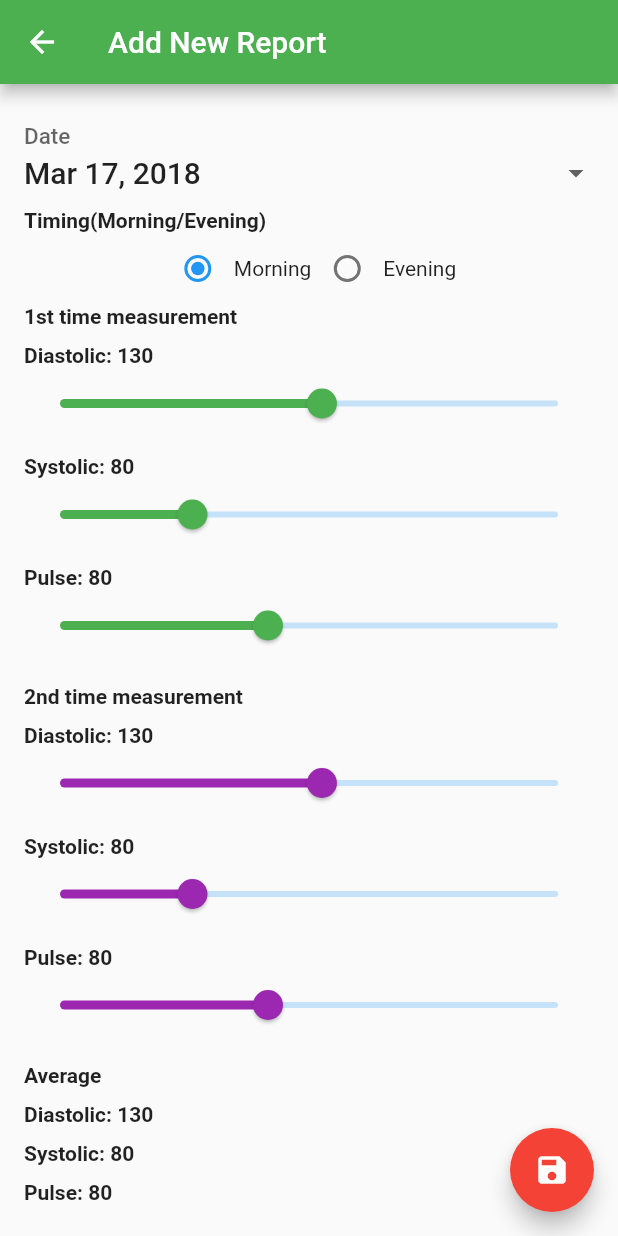
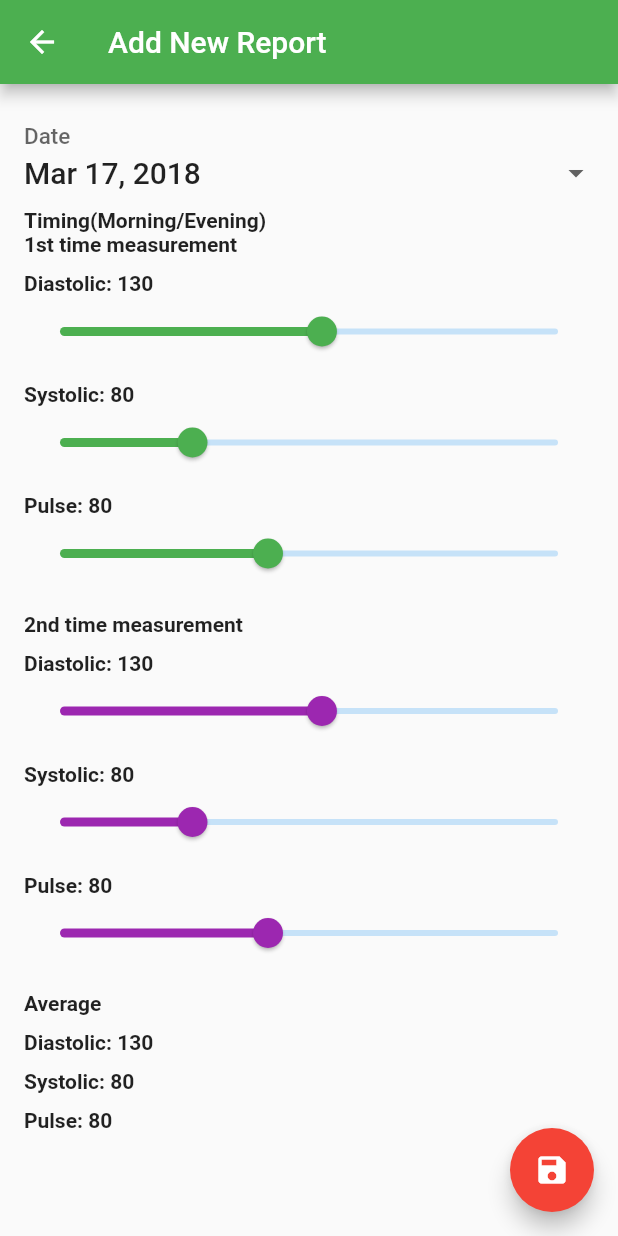
Before and after one commit to deadcheat/bloodleycooper, a Flutter app: the AddReportDialog screen opened directly, on a phone screen of 412 x 824 dp. Run offline on Flutter 3.47's test engine with Material 2 defaults, Android fonts, the phone set to English and light mode, and no system bars; our stand-ins replace sqflite; accounts and stored records are empty.

Commit message:
deleted timing

```diff
--- a/lib/addreport.dart
+++ b/lib/addreport.dart
@@ -1,6 +1,5 @@
 import 'package:flutter/material.dart';
 import 'package:bloodpit/report.dart';
-import 'package:bloodpit/timing.dart';
 
 import 'package:bloodpit/datepicker.dart';
 
@@ -24,14 +23,7 @@ class AddReportDialogState extends State<AddReportDialog> {
   double _second_diastolic = _diastolic_default;
   double _second_systolic = _systolic_default;
   double _second_pulse = _pulse_default;
-  Timing _timing = Timing.MORNING;
   DateTime _date = new DateTime.now();
-
-  void handleTimingChanged(Timing value) {
-    setState(() {
-      _timing = value;
-    });
-  }
 
   @override
   Widget build(BuildContext context) {
@@ -44,7 +36,6 @@ class AddReportDialogState extends State<AddReportDialog> {
           Navigator.of(context).pop(new Report(
                 null,
                 _date,
-                _timing,
                 new Measurement(_first_diastolic.toInt(),
                     _first_systolic.toInt(), _first_pulse.toInt()),
                 new Measurement(_second_diastolic.toInt(),
@@ -75,27 +66,6 @@ class AddReportDialogState extends State<AddReportDialog> {
                 alignment: Alignment.centerLeft,
                 child: new Text("Timing(Morning/Evening)",
                     style: new TextStyle(fontWeight: FontWeight.bold)),
-              ),
-              new Container(
-                child: new Row(
-                    mainAxisAlignment: MainAxisAlignment.center,
-                    children: <Widget>[
-                      new Radio<Timing>(
-                        value: Timing.MORNING,
-                        groupValue: _timing,
-                        onChanged: handleTimingChanged,
-                        // onChanged: handleRadioValueChanged
-                      ),
-                      new Text("Morning"),
-                      new Radio<Timing>(
-                        value: Timing.EVENING,
-                        activeColor: Colors.orange,
-                        groupValue: _timing,
-                        onChanged: handleTimingChanged,
-                        // onChanged: handleRadioValueChanged
-                      ),
-                      new Text("Evening"),
-                    ]),
               ),
               new Container(
                 alignment: Alignment.centerLeft,
--- a/lib/database.dart
+++ b/lib/database.dart
@@ -13,8 +13,7 @@ Future<Report> addReport(Report report) async {
   if (resId == 0) {
     return null;
   }
-  return new Report(
-      resId, report.day, report.timing, report.first, report.second);
+  return new Report(resId, report.day, report.first, report.second);
 }
 
 Future<Database> getDB() async {
@@ -25,7 +24,7 @@ Future<Database> getDB() async {
       onCreate: (Database db, int version) async {
     // When creating the db, create the table
     await db.execute(
-        "CREATE TABLE Reports (id INTEGER PRIMARY KEY AUTOINCREMENT, date INTEGER, timing INTEGER, first_min INTEGER, first_max INTEGER, first_pul INTEGER, second_min INTEGER, second_max INTEGER, second_pul INTEGER)");
+        "CREATE TABLE Reports (id INTEGER PRIMARY KEY AUTOINCREMENT, date INTEGER, first_min INTEGER, first_max INTEGER, first_pul INTEGER, second_min INTEGER, second_max INTEGER, second_pul INTEGER)");
   });
   return database;
 }
--- a/lib/main.dart
+++ b/lib/main.dart
@@ -4,7 +4,6 @@ import 'dart:io';
 import 'package:bloodpit/addreport.dart';
 import 'package:flutter/material.dart';
 import 'package:bloodpit/report.dart';
-import 'package:bloodpit/timing.dart';
 import 'package:path/path.dart';
 import 'package:path_provider/path_provider.dart';
 import 'package:sqflite/sqflite.dart';
@@ -37,14 +36,12 @@ class ReportFinder {
     _reports.add(new Report(
       100,
       new DateTime.now(),
-      Timing.EVENING,
       new Measurement(135, 85, 78),
       new Measurement(145, 85, 78),
     ));
     _reports.add(new Report(
       101,
       new DateTime.now().subtract(new Duration(days: 120)),
-      Timing.EVENING,
       new Measurement(135, 85, 78),
       new Measurement(145, 85, 78),
     ));
--- a/lib/report.dart
+++ b/lib/report.dart
@@ -1,16 +1,12 @@
-import 'timing.dart';
-
 class Report {
   const Report(
     this.id,
     this.day,
-    this.timing,
     this.first,
     this.second,
   );
   final int id;
   final DateTime day;
-  final Timing timing;
   final Measurement first;
   final Measurement second;
 
@@ -24,7 +20,6 @@ class Report {
   Map toMap() {
     Map map = {
       "date": day.millisecondsSinceEpoch,
-      "timing": timing.toCode(),
       "first_min": first.minimal,
       "first_max": first.maximal,
       "first_pul": first.pulse,
--- a/lib/timing.dart
+++ /dev/null
@@ -1,36 +0,0 @@
-class Timing {
-  final int value;
-  const Timing({
-    this.value,
-  });
-
-  static const int evening = 1;
-  static const int morning = 2;
-
-  static const Timing EVENING = const Timing(
-    value: evening,
-  );
-  static const Timing MORNING = const Timing(
-    value: morning,
-  );
-  @override
-  String toString() {
-    switch (this.value) {
-      case evening:
-        return "Evening";
-      case morning:
-        return "Morning";
-      default:
-        throw new StateError("value is unexpected");
-    }
-  }
-
-  int toCode() {
-    return this.value;
-  }
-
-  @override
-  bool operator ==(o) => o is Timing && o.value == this.value;
-  @override
-  int get hashCode => this.value.hashCode;
-}
```
